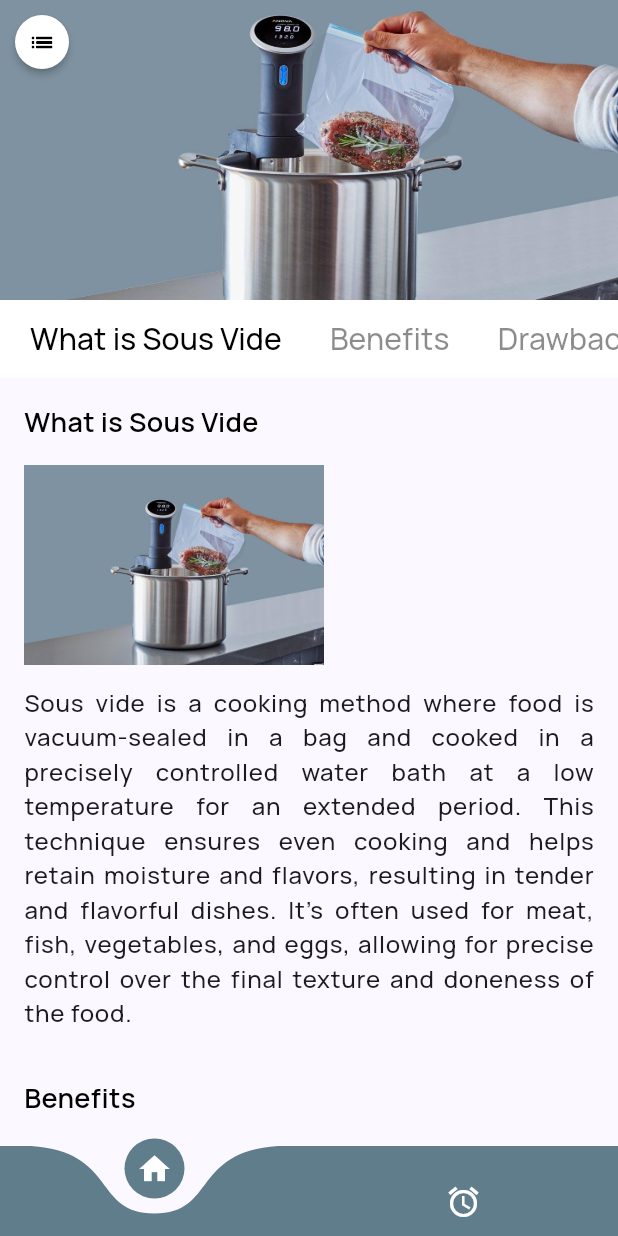
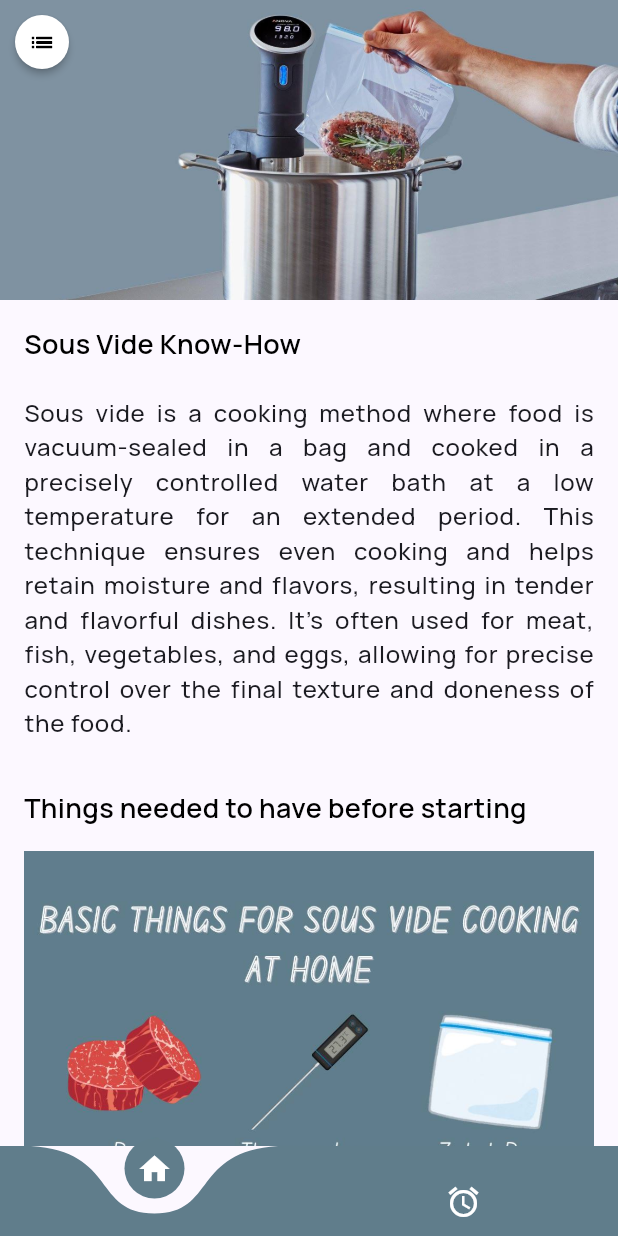
Before and after one commit to datsabahandude/SousVide, a Flutter app: the screen it shows after launch, on a phone screen of 412 x 824 dp. Run offline on Flutter 3.47's test engine with Material 3 defaults, Android fonts, the phone set to English and light mode, and no system bars; drawn by our look-alikes of curved_navigation_bar; our stand-ins replace flutter_local_notifications, get, google_fonts, image_picker, lottie, shared_preferences and 3 more.

Commit message:
homepage layout #9

```diff
--- a/lib/components/home_body.dart
+++ b/lib/components/home_body.dart
@@ -1,5 +1,4 @@
 import 'package:flutter/material.dart';
-import 'package:sous_v/components/categories.dart';
 import 'package:sous_v/components/topic_card.dart';
 import 'package:sous_v/models/topic.dart';
 
@@ -12,32 +11,7 @@ class HomeBody extends StatefulWidget {
 }
 
 class _HomeBodyState extends State<HomeBody> {
-  final scrollctrl = ScrollController();
-  int index = 0;
-  int selectedCategoryIndex = 0;
-  double infoHeight = 200 // expanded height
-      // +
-      // 170 // infoheight
-      -
-      kToolbarHeight;
   bool isLoading = true;
-
-  void scrollToCategory(int index) {
-    if (selectedCategoryIndex != index) {
-      int totalItems = 0;
-      for (var i = 0; i < index; i++) {
-        totalItems += theTopics[i].topics.length;
-        // totalItems += 3;
-      }
-      // 116 = 100 Menu Item Height + 16 bottom padding for each item
-      // 50 = 18 title font size + 32 (16 vert padding on title)
-      scrollctrl.animateTo(infoHeight + (116 * totalItems) + (50 * index),
-          duration: const Duration(milliseconds: 500), curve: Curves.ease);
-      setState(() {
-        selectedCategoryIndex = index;
-      });
-    }
-  }
 
   @override
   void didChangeDependencies() {
@@ -50,7 +24,6 @@ class _HomeBodyState extends State<HomeBody> {
     return Stack(
       children: [
         CustomScrollView(
-          controller: scrollctrl,
           slivers: [
             SliverAppBar(
               expandedHeight: 200,
@@ -78,22 +51,6 @@ class _HomeBodyState extends State<HomeBody> {
                 ),
               ),
             ),
-            // const SliverToBoxAdapter(
-            //     child: SizedBox(
-            //   height: 110,
-            //   child: Padding(
-            //     padding: EdgeInsets.all(16),
-            //     child: Column(
-            //       children: [],
-            //     ),
-            //   ),
-            // )),
-            SliverPersistentHeader(
-              delegate: SVCategories(
-                  onChanged: scrollToCategory,
-                  selectedIndex: selectedCategoryIndex),
-              pinned: true,
-            ),
             SliverPadding(
               padding: const EdgeInsets.symmetric(horizontal: 16),
               sliver: SliverList(
@@ -108,19 +65,6 @@ class _HomeBodyState extends State<HomeBody> {
                           child: TopicCard(
                             text: items[index].text,
                             image: items[index].image,
-                            // desc: items[index].desc,
-                            // type: items[index].type,
-                            // price: items[index].price,
-                            // onPressed: () {
-                            //   showDialog(
-                            //     context: context,
-                            //     builder: (BuildContext context) =>
-                            //         MenuDialog(
-                            //       image: items[index].image,
-                            //       toCart: addToCart,
-                            //     ),
-                            //   );
-                            // },
                           )),
                     ),
                   );
--- a/lib/components/topic_card.dart
+++ b/lib/components/topic_card.dart
@@ -6,32 +6,6 @@ class TopicCard extends StatelessWidget {
   final String? image;
   @override
   Widget build(BuildContext context) {
-    // return RichText(
-    //     textAlign: TextAlign.justify,
-    //     text: TextSpan(children: <InlineSpan>[
-    //       WidgetSpan(
-    //         child: image != null
-    //             ? Padding(
-    //                 padding: const EdgeInsets.only(bottom: 8, right: 8),
-    //                 child: Container(
-    //                   constraints: const BoxConstraints(maxWidth: 200),
-    //                   child: Image.asset(
-    //                     image!,
-    //                     fit: BoxFit.cover,
-    //                   ),
-    //                 ),
-    //               )
-    //             : Container(),
-    //       ),
-    //       TextSpan(
-    //         text: text,
-    //         style: const TextStyle(
-    //           color: Colors.black,
-    //           fontSize: 16,
-    //           letterSpacing: 0.5,
-    //         ),
-    //       ),
-    //     ]));
     return Wrap(
       direction: Axis.horizontal,
       spacing: 15,
@@ -40,13 +14,9 @@ class TopicCard extends StatelessWidget {
         image != null
             ? Padding(
                 padding: const EdgeInsets.only(bottom: 8),
-                child: SizedBox(
-                  width: 200,
-                  // height: 200,
-                  child: Image.asset(
-                    image!,
-                    fit: BoxFit.cover,
-                  ),
+                child: Image.asset(
+                  image!,
+                  fit: BoxFit.cover,
                 ),
               )
             : Container(),
--- a/lib/models/topic.dart
+++ b/lib/models/topic.dart
@@ -12,15 +12,52 @@ class TopicCategory {
 
 final List<TopicCategory> theTopics = [
   TopicCategory(
-    category: "What is Sous Vide",
+    category: "Sous Vide Know-How",
     topics: [
       Topic(
         text:
             'Sous vide is a cooking method where food is vacuum-sealed in a bag and cooked in a precisely controlled water bath at a low temperature for an extended period. This technique ensures even cooking and helps retain moisture and flavors, resulting in tender and flavorful dishes. It\'s often used for meat, fish, vegetables, and eggs, allowing for precise control over the final texture and doneness of the food.',
-        image: "assets/images/sousvide.jpg",
+        // image: "assets/images/sousvide.jpg",
       )
     ],
   ),
+  TopicCategory(
+    category: "Things needed to have before starting",
+    topics: [
+      Topic(
+        text: '',
+        image: "assets/images/basicSV.jpg",
+      )
+    ],
+  ),
+  TopicCategory(
+    category: "Overall steps to do",
+    topics: [
+      Topic(
+        text: '',
+        image: "assets/images/howSV.jpg",
+      )
+    ],
+  ),
+  TopicCategory(
+    category: "Tips & Tricks",
+    topics: [
+      Topic(
+        text:
+            '1. Double Bagging: Prevents punctures when cooking foods with sharp edges, such as bones.\n2. Securing: Use a clip to attach the bag to the container\'s side to prevent floating.\n3. Finishing: Pat food dry before searing to achieve a superior crust.',
+      )
+    ],
+  ),
+  TopicCategory(
+    category: "Safety Considerations",
+    topics: [
+      Topic(
+        text:
+            '1. Temperature Control: Ensure food is cooked at recommended temperatures to prevent bacterial growth.\n2. Handling: Refrigerate food promptly after cooking if not consuming immediately.\n3. Storage: Sous vide cooked meat can be stored in vacuum-sealed bags for several days in the refrigerator or longer in the freezer.',
+      )
+    ],
+  ),
+
   // TopicCategory(
   //   category: "Cooking Results",
   //   topics: [
@@ -48,20 +85,20 @@ final List<TopicCategory> theTopics = [
   //     )
   //   ],
   // ),
-  TopicCategory(
-    category: "Benefits",
-    topics: [
-      Topic(
-          text:
-              '1. Precise Temperature Control\n2. Enhanced Flavor Retention\n3. Tender and Juicy Results\n4. Convenience\n5. Reduced Risk of Overcooking')
-    ],
-  ),
-  TopicCategory(
-    category: "Drawbacks",
-    topics: [
-      Topic(
-          text:
-              '1. Time-consuming\n2. Equipment Requirements\n3. Lack of Browning\n4. Texture Concerns\n5. Food Safety Considerations')
-    ],
-  ),
+  // TopicCategory(
+  //   category: "Benefits",
+  //   topics: [
+  //     Topic(
+  //         text:
+  //             '1. Precise Temperature Control\n2. Enhanced Flavor Retention\n3. Tender and Juicy Results\n4. Convenience\n5. Reduced Risk of Overcooking')
+  //   ],
+  // ),
+  // TopicCategory(
+  //   category: "Drawbacks",
+  //   topics: [
+  //     Topic(
+  //         text:
+  //             '1. Time-consuming\n2. Equipment Requirements\n3. Lack of Browning\n4. Texture Concerns\n5. Food Safety Considerations')
+  //   ],
+  // ),
 ];
--- a/lib/screens/homepage.dart
+++ b/lib/screens/homepage.dart
@@ -18,11 +18,6 @@ class _HomePageState extends State<HomePage> {
   final scrollctrl = ScrollController();
   int index = 0;
   int selectedCategoryIndex = 0;
-  double infoHeight = 200 // expanded height
-      // +
-      // 170 // infoheight
-      -
-      kToolbarHeight;
   bool isLoading = true;
   @override
   void initState() {
```
Also changed, not shown: lib/components/active_alarm_body.dart (+10 -16 lines).
